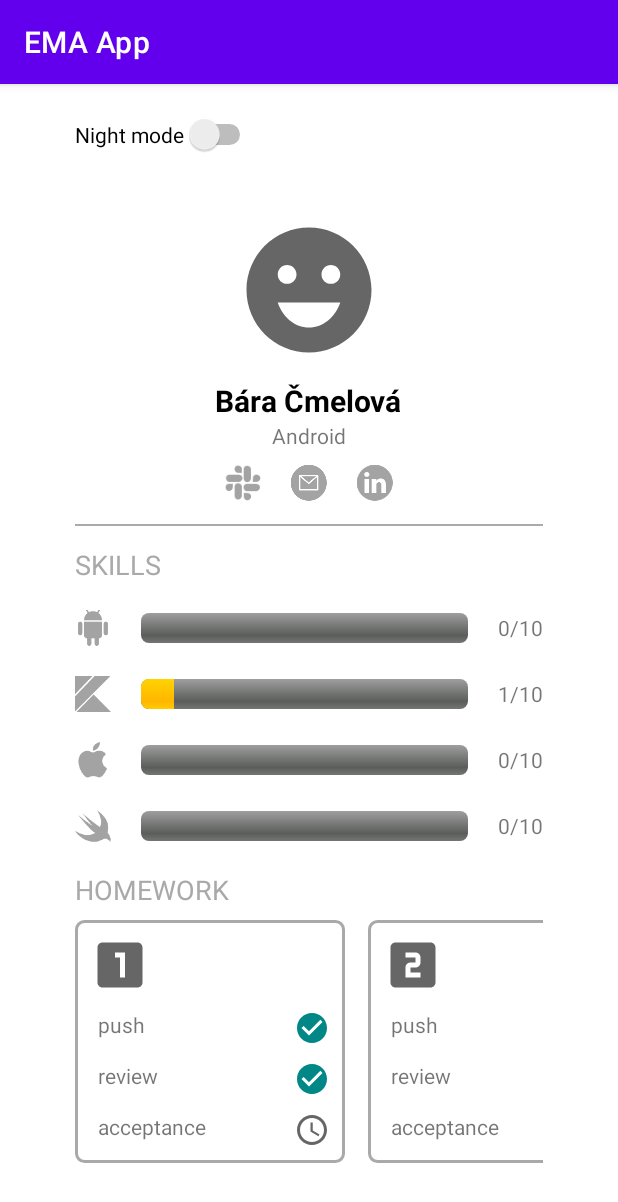
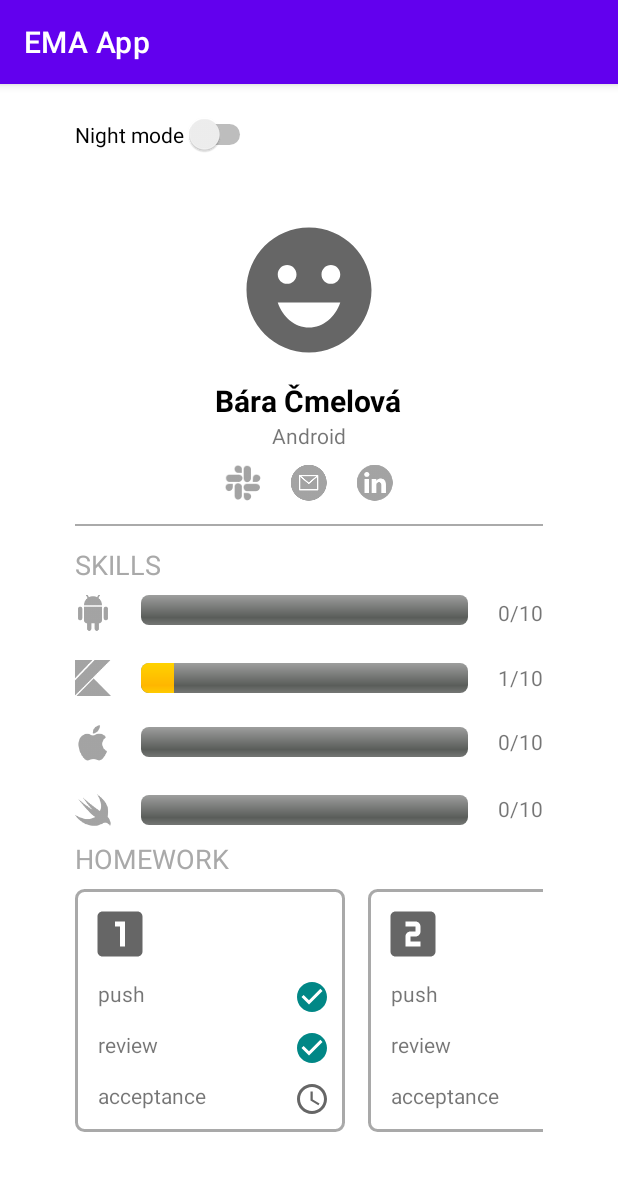
Before and after one commit to bcmelov/EMA-Application, an Android app: the screen it shows after launch (MainActivity), on a phone screen of 412 x 824 dp. Shown: the top 1202 px of the screen. Run offline under Robolectric (Android 15) with nearby library versions, the phone set to English and light mode, and no system bars.

Commit message:
- fixed: order of Skills icons - skills relative layouts merged into 1 constraint layout (flattening purpose)

```diff
--- a/app/src/main/res/layout-land/activity_user_profile.xml
+++ b/app/src/main/res/layout-land/activity_user_profile.xml
@@ -27,8 +27,7 @@
 
         <LinearLayout
             android:layout_width="match_parent"
-            android:layout_height="0dp"
-            android:layout_weight="2"
+            android:layout_height="wrap_content"
             android:gravity="center_horizontal"
             android:orientation="vertical">
 
@@ -103,157 +102,164 @@
             android:layout_height="wrap_content"
             android:text="@string/skills_headline" />
 
-        <!--Layout for progress in Kotlin-->
 
-        <RelativeLayout
+        <!--Main layout for progress-->
+        <androidx.constraintlayout.widget.ConstraintLayout
+            android:id="@+id/relativeLayout7"
             android:layout_width="match_parent"
-            android:layout_height="wrap_content"
-            android:paddingVertical="10dp">
+            android:layout_height="wrap_content">
+
+            <!--Progress in Android-->
+
+            <ImageView
+                android:id="@+id/android_icon"
+                android:layout_width="wrap_content"
+                android:layout_height="wrap_content"
+                android:layout_marginEnd="20dp"
+                android:layout_marginBottom="21dp"
+                android:contentDescription="@string/android"
+                android:src="@drawable/ic_android"
+                app:layout_constraintBottom_toTopOf="@+id/progressBar10"
+                app:layout_constraintEnd_toStartOf="@+id/progressBar9"
+                app:layout_constraintStart_toStartOf="parent"
+                app:tint="?attr/colorControlNormal" />
+
+            <ProgressBar
+                android:id="@+id/progressBar9"
+                style="@android:style/Widget.ProgressBar.Horizontal"
+                android:layout_width="0dp"
+                android:layout_height="wrap_content"
+                android:layout_marginEnd="20dp"
+                android:progress="0"
+                app:layout_constraintEnd_toStartOf="@+id/progress_android"
+                app:layout_constraintStart_toEndOf="@+id/android_icon"
+                app:layout_constraintTop_toTopOf="@+id/android_icon" />
+
+            <TextView
+                android:id="@+id/progress_android"
+                android:layout_width="wrap_content"
+                android:layout_height="wrap_content"
+                android:layout_marginBottom="134dp"
+                android:text="@string/zero"
+                app:layout_constraintBottom_toBottomOf="parent"
+                app:layout_constraintEnd_toEndOf="parent"
+                app:layout_constraintStart_toEndOf="@+id/progressBar9" />
+
+
+            <!--Progress in Kotlin-->
 
             <ImageView
                 android:id="@+id/kotlin_icon"
                 android:layout_width="wrap_content"
                 android:layout_height="wrap_content"
-                android:layout_alignParentStart="true"
-                android:layout_centerVertical="true"
+                android:layout_marginTop="19dp"
                 android:layout_marginEnd="20dp"
                 android:contentDescription="@string/kotlin"
                 android:src="@drawable/ic_kotlin"
+                app:layout_constraintEnd_toStartOf="@+id/progressBar10"
+                app:layout_constraintStart_toStartOf="parent"
+                app:layout_constraintTop_toBottomOf="@+id/android_icon"
                 app:tint="?attr/colorControlNormal" />
 
             <ProgressBar
+                android:id="@+id/progressBar10"
                 style="@android:style/Widget.ProgressBar.Horizontal"
-                android:layout_width="wrap_content"
+                android:layout_width="0dp"
                 android:layout_height="wrap_content"
-                android:layout_centerInParent="true"
-                android:layout_toStartOf="@id/progress_kotlin"
-                android:layout_toEndOf="@id/kotlin_icon"
-                android:progress="0" />
+                android:layout_marginEnd="20dp"
+                android:progress="10"
+                app:layout_constraintEnd_toStartOf="@+id/progress_kotlin"
+                app:layout_constraintStart_toEndOf="@+id/kotlin_icon"
+                app:layout_constraintTop_toTopOf="@+id/progress_kotlin" />
 
             <TextView
                 android:id="@+id/progress_kotlin"
                 android:layout_width="wrap_content"
-                android:layout_height="match_parent"
-                android:layout_alignParentEnd="true"
-                android:layout_centerVertical="true"
-                android:layout_marginStart="20dp"
-                android:text="@string/zero" />
+                android:layout_height="wrap_content"
+                android:layout_marginTop="24dp"
+                android:text="@string/one"
+                app:layout_constraintEnd_toEndOf="parent"
+                app:layout_constraintStart_toEndOf="@+id/progressBar10"
+                app:layout_constraintTop_toBottomOf="@+id/progress_android" />
 
-        </RelativeLayout>
 
-        <!--Layout for progress in Android-->
+            <!--Progress in iOS-->
 
-        <RelativeLayout
-            android:layout_width="match_parent"
-            android:layout_height="wrap_content"
-            android:paddingVertical="10dp">
-
-            <ImageView
-                android:id="@+id/android_icon"
-                android:layout_width="wrap_content"
-                android:layout_height="wrap_content"
-                android:layout_alignParentStart="true"
-                android:layout_centerVertical="true"
-                android:layout_marginEnd="20dp"
-                android:contentDescription="@string/kotlin"
-                android:src="@drawable/ic_android"
-                app:tint="?attr/colorControlNormal" />
-
-            <ProgressBar
-                style="@android:style/Widget.ProgressBar.Horizontal"
-                android:layout_width="wrap_content"
-                android:layout_height="wrap_content"
-                android:layout_centerInParent="true"
-                android:layout_toStartOf="@id/progress_android"
-                android:layout_toEndOf="@id/android_icon"
-                android:progress="10" />
-
-            <TextView
-                android:id="@+id/progress_android"
-                android:layout_width="wrap_content"
-                android:layout_height="match_parent"
-                android:layout_alignParentEnd="true"
-                android:layout_centerVertical="true"
-                android:layout_marginStart="20dp"
-                android:text="@string/one" />
-
-        </RelativeLayout>
-
-        <!--Layout for progress in Apple-->
-
-        <RelativeLayout
-            android:layout_width="match_parent"
-            android:layout_height="wrap_content"
-            android:paddingVertical="10dp">
 
             <ImageView
                 android:id="@+id/apple_icon"
                 android:layout_width="wrap_content"
                 android:layout_height="wrap_content"
-                android:layout_alignParentStart="true"
-                android:layout_centerVertical="true"
+                android:layout_marginTop="19dp"
                 android:layout_marginEnd="20dp"
-                android:contentDescription="@string/kotlin"
+                android:contentDescription="@string/ios"
                 android:src="@drawable/ic_apple"
+                app:layout_constraintEnd_toStartOf="@+id/progressBar11"
+                app:layout_constraintStart_toStartOf="parent"
+                app:layout_constraintTop_toBottomOf="@+id/kotlin_icon"
                 app:tint="?attr/colorControlNormal" />
 
             <ProgressBar
+                android:id="@+id/progressBar11"
                 style="@android:style/Widget.ProgressBar.Horizontal"
-                android:layout_width="wrap_content"
+                android:layout_width="0dp"
                 android:layout_height="wrap_content"
-                android:layout_centerInParent="true"
-                android:layout_toStartOf="@id/progress_apple"
-                android:layout_toEndOf="@id/apple_icon"
-                android:progress="0" />
+                android:layout_marginEnd="20dp"
+                android:layout_marginBottom="47dp"
+                android:progress="0"
+                app:layout_constraintBottom_toBottomOf="parent"
+                app:layout_constraintEnd_toStartOf="@+id/progress_apple"
+                app:layout_constraintStart_toEndOf="@+id/apple_icon" />
 
             <TextView
                 android:id="@+id/progress_apple"
                 android:layout_width="wrap_content"
-                android:layout_height="match_parent"
-                android:layout_alignParentEnd="true"
-                android:layout_centerVertical="true"
-                android:layout_marginStart="20dp"
-                android:text="@string/zero" />
+                android:layout_height="wrap_content"
+                android:layout_marginBottom="48dp"
+                android:text="@string/zero"
+                app:layout_constraintBottom_toBottomOf="parent"
+                app:layout_constraintEnd_toEndOf="parent"
+                app:layout_constraintStart_toEndOf="@+id/progressBar11" />
 
-        </RelativeLayout>
 
-        <!--Layout for progress in Swift-->
+            <!--Progress in Swift-->
 
-        <RelativeLayout
-            android:layout_width="match_parent"
-            android:layout_height="wrap_content"
-            android:paddingVertical="10dp">
 
             <ImageView
                 android:id="@+id/swift_icon"
                 android:layout_width="wrap_content"
                 android:layout_height="wrap_content"
-                android:layout_alignParentStart="true"
-                android:layout_centerVertical="true"
                 android:layout_marginEnd="20dp"
-                android:contentDescription="@string/kotlin"
+                android:contentDescription="@string/swift"
                 android:src="@drawable/ic_swift"
+                app:layout_constraintBottom_toBottomOf="parent"
+                app:layout_constraintEnd_toStartOf="@+id/progressBar12"
+                app:layout_constraintStart_toStartOf="parent"
                 app:tint="?attr/colorControlNormal" />
 
             <ProgressBar
+                android:id="@+id/progressBar12"
                 style="@android:style/Widget.ProgressBar.Horizontal"
-                android:layout_width="wrap_content"
+                android:layout_width="0dp"
                 android:layout_height="wrap_content"
-                android:layout_centerInParent="true"
-                android:layout_toStartOf="@id/progress_swift"
-                android:layout_toEndOf="@id/swift_icon"
-                android:progress="0" />
+                android:layout_marginEnd="20dp"
+                android:layout_marginBottom="2dp"
+                android:progress="0"
+                app:layout_constraintBottom_toBottomOf="parent"
+                app:layout_constraintEnd_toStartOf="@+id/progress_swift"
+                app:layout_constraintStart_toEndOf="@+id/swift_icon" />
 
             <TextView
                 android:id="@+id/progress_swift"
                 android:layout_width="wrap_content"
-                android:layout_height="match_parent"
-                android:layout_alignParentEnd="true"
-                android:layout_centerVertical="true"
-                android:layout_marginStart="20dp"
-                android:text="@string/zero" />
+                android:layout_height="wrap_content"
+                android:layout_marginBottom="3dp"
+                android:text="@string/zero"
+                app:layout_constraintBottom_toBottomOf="parent"
+                app:layout_constraintEnd_toEndOf="parent"
+                app:layout_constraintStart_toEndOf="@+id/progressBar12" />
 
-        </RelativeLayout>
+        </androidx.constraintlayout.widget.ConstraintLayout>
 
         <!--home works title-->
 
--- a/app/src/main/res/layout/activity_user_profile.xml
+++ b/app/src/main/res/layout/activity_user_profile.xml
@@ -1,9 +1,9 @@
 <?xml version="1.0" encoding="utf-8"?>
 <ScrollView xmlns:android="http://schemas.android.com/apk/res/android"
     xmlns:app="http://schemas.android.com/apk/res-auto"
+    xmlns:tools="http://schemas.android.com/tools"
     android:layout_width="match_parent"
-    android:layout_height="match_parent"
-    xmlns:tools="http://schemas.android.com/tools">
+    android:layout_height="match_parent">
 
     <!--main layout-->
     <LinearLayout
@@ -102,157 +102,163 @@
             android:layout_height="wrap_content"
             android:text="@string/skills_headline" />
 
-        <!--Layout for progress in Kotlin-->
+        <!--Main layout for progress-->
+        <androidx.constraintlayout.widget.ConstraintLayout
+            android:id="@+id/relativeLayout7"
+            android:layout_width="match_parent"
+            android:layout_height="wrap_content">
 
-        <RelativeLayout
-            android:layout_width="match_parent"
-            android:layout_height="wrap_content"
-            android:paddingVertical="10dp">
+            <!--Progress in Android-->
 
             <ImageView
                 android:id="@+id/android_icon"
                 android:layout_width="wrap_content"
                 android:layout_height="wrap_content"
-                android:layout_alignParentStart="true"
-                android:layout_centerVertical="true"
                 android:layout_marginEnd="20dp"
+                android:layout_marginBottom="21dp"
                 android:contentDescription="@string/android"
                 android:src="@drawable/ic_android"
+                app:layout_constraintBottom_toTopOf="@+id/progressBar10"
+                app:layout_constraintEnd_toStartOf="@+id/progressBar9"
+                app:layout_constraintStart_toStartOf="parent"
                 app:tint="?attr/colorControlNormal" />
 
             <ProgressBar
+                android:id="@+id/progressBar9"
                 style="@android:style/Widget.ProgressBar.Horizontal"
-                android:layout_width="wrap_content"
+                android:layout_width="0dp"
                 android:layout_height="wrap_content"
-                android:layout_centerInParent="true"
-                android:layout_toStartOf="@id/progress_android"
-                android:layout_toEndOf="@id/android_icon"
-                android:progress="0" />
+                android:layout_marginEnd="20dp"
+                android:progress="0"
+                app:layout_constraintEnd_toStartOf="@+id/progress_android"
+                app:layout_constraintStart_toEndOf="@+id/android_icon"
+                app:layout_constraintTop_toTopOf="@+id/android_icon" />
 
             <TextView
                 android:id="@+id/progress_android"
                 android:layout_width="wrap_content"
-                android:layout_height="match_parent"
-                android:layout_alignParentEnd="true"
-                android:layout_centerVertical="true"
-                android:layout_marginStart="20dp"
-                android:text="@string/zero" />
+                android:layout_height="wrap_content"
+                android:layout_marginBottom="134dp"
+                android:text="@string/zero"
+                app:layout_constraintBottom_toBottomOf="parent"
+                app:layout_constraintEnd_toEndOf="parent"
+                app:layout_constraintStart_toEndOf="@+id/progressBar9" />
 
-        </RelativeLayout>
 
-        <!--Layout for progress in Kotlin-->
-
-        <RelativeLayout
-            android:layout_width="match_parent"
-            android:layout_height="wrap_content"
-            android:paddingVertical="10dp">
+            <!--Progress in Kotlin-->
 
             <ImageView
                 android:id="@+id/kotlin_icon"
                 android:layout_width="wrap_content"
                 android:layout_height="wrap_content"
-                android:layout_alignParentStart="true"
-                android:layout_centerVertical="true"
+                android:layout_marginTop="19dp"
                 android:layout_marginEnd="20dp"
                 android:contentDescription="@string/kotlin"
                 android:src="@drawable/ic_kotlin"
+                app:layout_constraintEnd_toStartOf="@+id/progressBar10"
+                app:layout_constraintStart_toStartOf="parent"
+                app:layout_constraintTop_toBottomOf="@+id/android_icon"
                 app:tint="?attr/colorControlNormal" />
 
             <ProgressBar
+                android:id="@+id/progressBar10"
                 style="@android:style/Widget.ProgressBar.Horizontal"
-                android:layout_width="wrap_content"
+                android:layout_width="0dp"
                 android:layout_height="wrap_content"
-                android:layout_centerInParent="true"
-                android:layout_toStartOf="@id/progress_kotlin"
-                android:layout_toEndOf="@id/kotlin_icon"
-                android:progress="10" />
+                android:layout_marginEnd="20dp"
+                android:progress="10"
+                app:layout_constraintEnd_toStartOf="@+id/progress_kotlin"
+                app:layout_constraintStart_toEndOf="@+id/kotlin_icon"
+                app:layout_constraintTop_toTopOf="@+id/progress_kotlin" />
 
             <TextView
                 android:id="@+id/progress_kotlin"
                 android:layout_width="wrap_content"
-                android:layout_height="match_parent"
-                android:layout_alignParentEnd="true"
-                android:layout_centerVertical="true"
-                android:layout_marginStart="20dp"
-                android:text="@string/one" />
+                android:layout_height="wrap_content"
+                android:layout_marginTop="24dp"
+                android:text="@string/one"
+                app:layout_constraintEnd_toEndOf="parent"
+                app:layout_constraintStart_toEndOf="@+id/progressBar10"
+                app:layout_constraintTop_toBottomOf="@+id/progress_android" />
 
-        </RelativeLayout>
 
-        <!--Layout for progress in Apple-->
+            <!--Progress in iOS-->
 
-        <RelativeLayout
-            android:layout_width="match_parent"
-            android:layout_height="wrap_content"
-            android:paddingVertical="10dp">
 
             <ImageView
                 android:id="@+id/apple_icon"
                 android:layout_width="wrap_content"
                 android:layout_height="wrap_content"
-                android:layout_alignParentStart="true"
-                android:layout_centerVertical="true"
+                android:layout_marginTop="19dp"
                 android:layout_marginEnd="20dp"
                 android:contentDescription="@string/ios"
                 android:src="@drawable/ic_apple"
+                app:layout_constraintEnd_toStartOf="@+id/progressBar11"
+                app:layout_constraintStart_toStartOf="parent"
+                app:layout_constraintTop_toBottomOf="@+id/kotlin_icon"
                 app:tint="?attr/colorControlNormal" />
 
             <ProgressBar
+                android:id="@+id/progressBar11"
                 style="@android:style/Widget.ProgressBar.Horizontal"
-                android:layout_width="wrap_content"
+                android:layout_width="0dp"
                 android:layout_height="wrap_content"
-                android:layout_centerInParent="true"
-                android:layout_toStartOf="@id/progress_apple"
-                android:layout_toEndOf="@id/apple_icon"
-                android:progress="0" />
+                android:layout_marginEnd="20dp"
+                android:layout_marginBottom="47dp"
+                android:progress="0"
+                app:layout_constraintBottom_toBottomOf="parent"
+                app:layout_constraintEnd_toStartOf="@+id/progress_apple"
+                app:layout_constraintStart_toEndOf="@+id/apple_icon" />
 
             <TextView
                 android:id="@+id/progress_apple"
                 android:layout_width="wrap_content"
-                android:layout_height="match_parent"
-                android:layout_alignParentEnd="true"
-                android:layout_centerVertical="true"
-                android:layout_marginStart="20dp"
-                android:text="@string/zero" />
+                android:layout_height="wrap_content"
+                android:layout_marginBottom="48dp"
+                android:text="@string/zero"
+                app:layout_constraintBottom_toBottomOf="parent"
+                app:layout_constraintEnd_toEndOf="parent"
+                app:layout_constraintStart_toEndOf="@+id/progressBar11" />
 
-        </RelativeLayout>
 
-        <!--Layout for progress in Swift-->
+            <!--Progress in Swift-->
 
-        <RelativeLayout
-            android:layout_width="match_parent"
-            android:layout_height="wrap_content"
-            android:paddingVertical="10dp">
 
             <ImageView
                 android:id="@+id/swift_icon"
                 android:layout_width="wrap_content"
                 android:layout_height="wrap_content"
-                android:layout_alignParentStart="true"
-                android:layout_centerVertical="true"
                 android:layout_marginEnd="20dp"
                 android:contentDescription="@string/swift"
                 android:src="@drawable/ic_swift"
+                app:layout_constraintBottom_toBottomOf="parent"
+                app:layout_constraintEnd_toStartOf="@+id/progressBar12"
+                app:layout_constraintStart_toStartOf="parent"
                 app:tint="?attr/colorControlNormal" />
 
             <ProgressBar
+                android:id="@+id/progressBar12"
                 style="@android:style/Widget.ProgressBar.Horizontal"
-                android:layout_width="wrap_content"
+                android:layout_width="0dp"
                 android:layout_height="wrap_content"
-                android:layout_centerInParent="true"
-                android:layout_toStartOf="@id/progress_swift"
-                android:layout_toEndOf="@id/swift_icon"
-                android:progress="0" />
+                android:layout_marginEnd="20dp"
+                android:layout_marginBottom="2dp"
+                android:progress="0"
+                app:layout_constraintBottom_toBottomOf="parent"
+                app:layout_constraintEnd_toStartOf="@+id/progress_swift"
+                app:layout_constraintStart_toEndOf="@+id/swift_icon" />
 
             <TextView
                 android:id="@+id/progress_swift"
                 android:layout_width="wrap_content"
-                android:layout_height="match_parent"
-                android:layout_alignParentEnd="true"
-                android:layout_centerVertical="true"
-                android:layout_marginStart="20dp"
-                android:text="@string/zero" />
+                android:layout_height="wrap_content"
+                android:layout_marginBottom="3dp"
+                android:text="@string/zero"
+                app:layout_constraintBottom_toBottomOf="parent"
+                app:layout_constraintEnd_toEndOf="parent"
+                app:layout_constraintStart_toEndOf="@+id/progressBar12" />
 
-        </RelativeLayout>
+        </androidx.constraintlayout.widget.ConstraintLayout>
 
         <!--home works title-->
 
--- a/app/src/main/res/values/themes.xml
+++ b/app/src/main/res/values/themes.xml
@@ -12,6 +12,5 @@
         <!-- Status bar color. -->
         <item name="android:statusBarColor" tools:targetApi="l">?attr/colorPrimaryVariant</item>
         <!-- Customize your theme here. -->
-        <item name="backgroundColor">@color/light_grey</item>
     </style>
 </resources>
```
